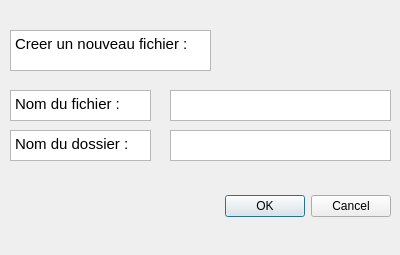
Old version of the form dispositif/Cubicle/savetemporary.ui in the repository ppff/Cubicle-GUI.
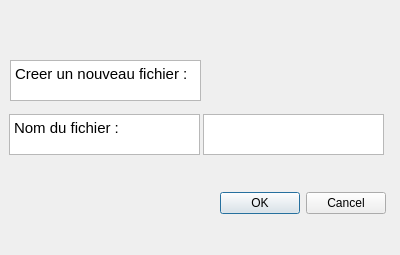
New version of the form.

The edit to the form file:
```diff
--- a/dispositif/Cubicle/savetemporary.ui
+++ b/dispositif/Cubicle/savetemporary.ui
@@ -13,13 +13,30 @@
   <property name="windowTitle">
    <string>Dialog</string>
   </property>
+  <widget class="QTextBrowser" name="textBrowser_2">
+   <property name="geometry">
+    <rect>
+     <x>9</x>
+     <y>114</y>
+     <width>191</width>
+     <height>41</height>
+    </rect>
+   </property>
+   <property name="html">
+    <string>&lt;!DOCTYPE HTML PUBLIC &quot;-//W3C//DTD HTML 4.0//EN&quot; &quot;http://www.w3.org/TR/REC-html40/strict.dtd&quot;&gt;
+&lt;html&gt;&lt;head&gt;&lt;meta name=&quot;qrichtext&quot; content=&quot;1&quot; /&gt;&lt;style type=&quot;text/css&quot;&gt;
+p, li { white-space: pre-wrap; }
+&lt;/style&gt;&lt;/head&gt;&lt;body style=&quot; font-family:'Ubuntu'; font-size:11pt; font-weight:400; font-style:normal;&quot;&gt;
+&lt;p style=&quot; margin-top:0px; margin-bottom:0px; margin-left:0px; margin-right:0px; -qt-block-indent:0; text-indent:0px;&quot;&gt;Nom du fichier :&lt;/p&gt;&lt;/body&gt;&lt;/html&gt;</string>
+   </property>
+  </widget>
   <widget class="QDialogButtonBox" name="buttonBox">
    <property name="geometry">
     <rect>
-     <x>50</x>
+     <x>210</x>
      <y>190</y>
-     <width>341</width>
-     <height>32</height>
+     <width>176</width>
+     <height>27</height>
     </rect>
    </property>
    <property name="orientation">
@@ -33,8 +50,8 @@
    <property name="geometry">
     <rect>
      <x>10</x>
-     <y>30</y>
-     <width>201</width>
+     <y>60</y>
+     <width>191</width>
      <height>41</height>
     </rect>
    </property>
@@ -46,57 +63,13 @@
 &lt;p style=&quot; margin-top:0px; margin-bottom:0px; margin-left:0px; margin-right:0px; -qt-block-indent:0; text-indent:0px;&quot;&gt;Creer un nouveau fichier :&lt;/p&gt;&lt;/body&gt;&lt;/html&gt;</string>
    </property>
   </widget>
-  <widget class="QTextBrowser" name="textBrowser_2">
-   <property name="geometry">
-    <rect>
-     <x>10</x>
-     <y>90</y>
-     <width>141</width>
-     <height>31</height>
-    </rect>
-   </property>
-   <property name="html">
-    <string>&lt;!DOCTYPE HTML PUBLIC &quot;-//W3C//DTD HTML 4.0//EN&quot; &quot;http://www.w3.org/TR/REC-html40/strict.dtd&quot;&gt;
-&lt;html&gt;&lt;head&gt;&lt;meta name=&quot;qrichtext&quot; content=&quot;1&quot; /&gt;&lt;style type=&quot;text/css&quot;&gt;
-p, li { white-space: pre-wrap; }
-&lt;/style&gt;&lt;/head&gt;&lt;body style=&quot; font-family:'Ubuntu'; font-size:11pt; font-weight:400; font-style:normal;&quot;&gt;
-&lt;p style=&quot; margin-top:0px; margin-bottom:0px; margin-left:0px; margin-right:0px; -qt-block-indent:0; text-indent:0px;&quot;&gt;Nom du fichier :&lt;/p&gt;&lt;/body&gt;&lt;/html&gt;</string>
-   </property>
-  </widget>
   <widget class="QTextEdit" name="textEdit">
    <property name="geometry">
     <rect>
-     <x>170</x>
-     <y>90</y>
-     <width>221</width>
-     <height>31</height>
-    </rect>
-   </property>
-  </widget>
-  <widget class="QTextBrowser" name="textBrowser_3">
-   <property name="geometry">
-    <rect>
-     <x>10</x>
-     <y>130</y>
-     <width>141</width>
-     <height>31</height>
-    </rect>
-   </property>
-   <property name="html">
-    <string>&lt;!DOCTYPE HTML PUBLIC &quot;-//W3C//DTD HTML 4.0//EN&quot; &quot;http://www.w3.org/TR/REC-html40/strict.dtd&quot;&gt;
-&lt;html&gt;&lt;head&gt;&lt;meta name=&quot;qrichtext&quot; content=&quot;1&quot; /&gt;&lt;style type=&quot;text/css&quot;&gt;
-p, li { white-space: pre-wrap; }
-&lt;/style&gt;&lt;/head&gt;&lt;body style=&quot; font-family:'Ubuntu'; font-size:11pt; font-weight:400; font-style:normal;&quot;&gt;
-&lt;p style=&quot; margin-top:0px; margin-bottom:0px; margin-left:0px; margin-right:0px; -qt-block-indent:0; text-indent:0px;&quot;&gt;Nom du dossier :&lt;/p&gt;&lt;/body&gt;&lt;/html&gt;</string>
-   </property>
-  </widget>
-  <widget class="QTextEdit" name="textEdit_2">
-   <property name="geometry">
-    <rect>
-     <x>170</x>
-     <y>130</y>
-     <width>221</width>
-     <height>31</height>
+     <x>203</x>
+     <y>114</y>
+     <width>181</width>
+     <height>41</height>
     </rect>
    </property>
   </widget>
```
